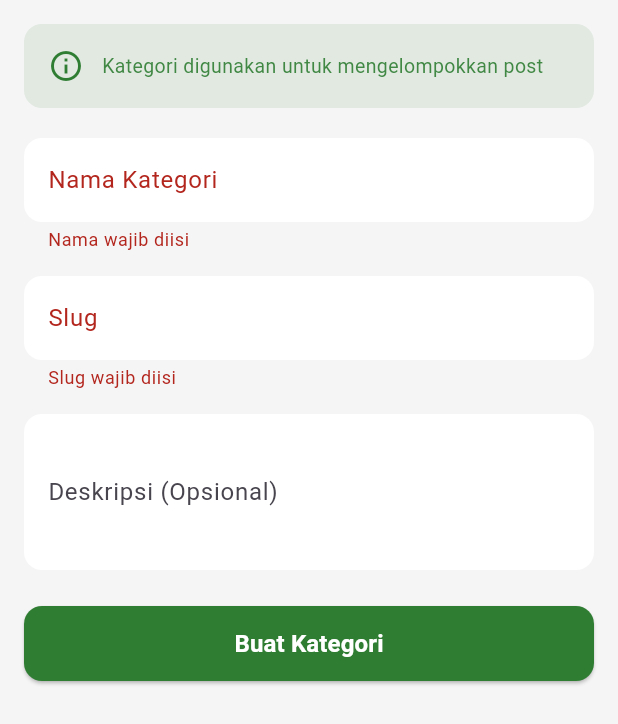
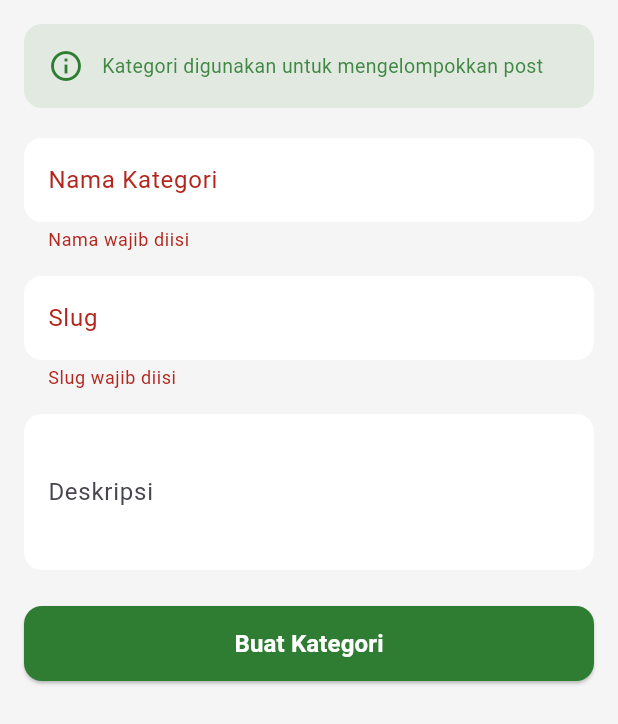
Before and after one commit to RizkyChairi/ANews---Frontend, a Flutter app: the _CreateCategoryForm widget shown alone on an empty page, opened directly, after a tap on "Buat Kategori", on a phone screen of 412 x 824 dp. Shown: the top 724 px of the screen. Run offline on Flutter 3.47's test engine with Material 3 defaults, Android fonts, the light colour scheme and no system bars; our stand-ins replace cached_network_image, carousel_slider, custom_refresh_indicator, flutter_slidable, flutter_staggered_animations, image_picker and 3 more; accounts and stored records are empty; network calls fail.

Commit message:
style : memperbarui teks

```diff
--- a/lib/screens/createPage.dart
+++ b/lib/screens/createPage.dart
@@ -533,7 +533,7 @@ class _CreateCategoryFormState extends State<_CreateCategoryForm> {
               ),
               validator: (value) {
                 if (value == null || value.isEmpty) return 'Slug wajib diisi';
-                if (value.length < 2) return 'Slug minimal 2 karakter';
+                if (value.length < 3) return 'Slug minimal 3 karakter';
                 return null;
               },
             ),
@@ -542,7 +542,7 @@ class _CreateCategoryFormState extends State<_CreateCategoryForm> {
               controller: _descriptionController,
               maxLines: 3,
               decoration: InputDecoration(
-                labelText: 'Deskripsi (Opsional)',
+                labelText: 'Deskripsi',
                 hintText: 'Deskripsi kategori...',
                 filled: true,
                 fillColor: Colors.white,
--- a/lib/screens/homePage.dart
+++ b/lib/screens/homePage.dart
@@ -140,14 +140,12 @@ class _HomePageState extends State<HomePage> {
 
               Consumer<PostProvider>(
                 builder: (context, provider, child) {
-                  // Jangan tampilkan banner saat loading
-                  // pertama kali
+
                   if (provider.isLoading &&
                       provider.posts.isEmpty) {
                     return const SizedBox.shrink();
                   }
-
-                  // Jangan tampilkan jika tidak ada post
+//banner mati saat empty
                   if (provider.posts.isEmpty) {
                     return const SizedBox.shrink();
                   }
--- a/pubspec.yaml
+++ b/pubspec.yaml
@@ -8,6 +8,8 @@ environment:
   sdk: '>=3.0.0 <4.0.0'
 
 dependencies:
+#library
+
   flutter:
     sdk: flutter
 
```
